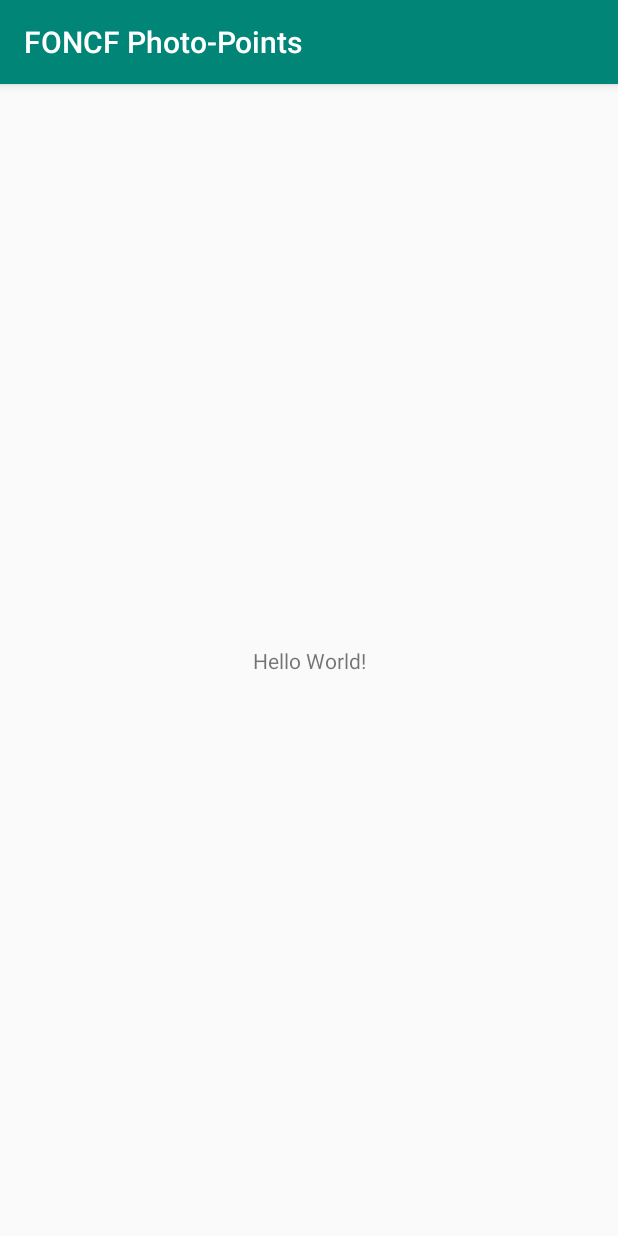
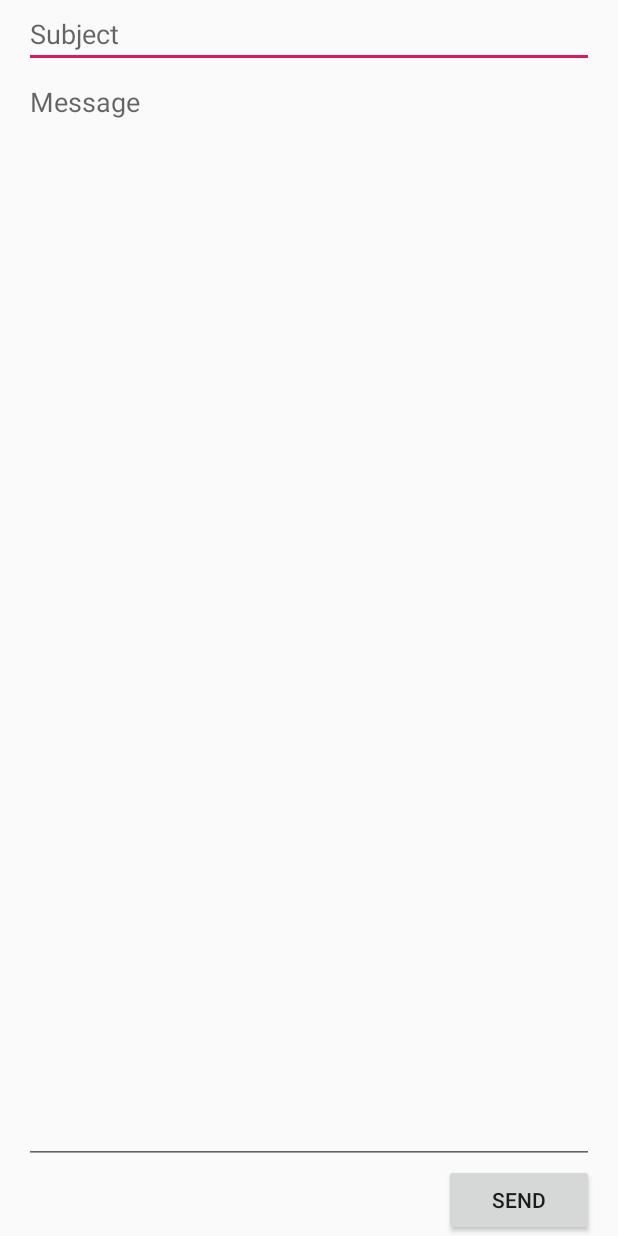
Before and after one commit to MobileApps-Cascadia/northcreekforest-app, an Android app: the screen it shows after launch (MainActivity before the commit, ContactActivity after it), on a phone screen of 412 x 824 dp. Run offline under Robolectric (Android 15) with nearby library versions, the phone set to English and light mode, and no system bars.

Commit message:
initial commit for issue 3

```diff
--- a/app/build.gradle
+++ b/app/build.gradle
@@ -22,6 +22,8 @@ dependencies {
     implementation fileTree(dir: 'libs', include: ['*.jar'])
     implementation 'com.android.support:appcompat-v7:28.0.0'
     implementation 'com.android.support.constraint:constraint-layout:1.1.3'
+    implementation 'com.android.support:support-v4:28.0.0'
+    implementation 'com.android.support:design:28.0.0'
     testImplementation 'junit:junit:4.12'
     androidTestImplementation 'com.android.support.test:runner:1.0.2'
     androidTestImplementation 'com.android.support.test.espresso:espresso-core:3.0.2'
--- a/app/src/main/AndroidManifest.xml
+++ b/app/src/main/AndroidManifest.xml
@@ -16,6 +16,10 @@
                 <category android:name="android.intent.category.LAUNCHER" />
             </intent-filter>
         </activity>
+        <activity
+            android:name=".ContactActivity"
+            android:label="@string/title_activity_contact"
+            android:theme="@style/AppTheme.NoActionBar"></activity>
     </application>
 
 </manifest>
--- /dev/null
+++ b/app/src/main/java/edu/cascadia/emilio/foncfphoto_points/ContactActivity.java
@@ -0,0 +1,54 @@
+package edu.cascadia.emilio.foncfphoto_points;
+
+import android.app.AlertDialog;
+import android.app.Dialog;
+import android.content.DialogInterface;
+import android.content.Intent;
+import android.os.Bundle;
+import android.support.design.widget.FloatingActionButton;
+import android.support.design.widget.Snackbar;
+import android.support.v7.app.AppCompatActivity;
+import android.support.v7.widget.Toolbar;
+import android.view.View;
+import android.widget.Button;
+import android.widget.EditText;
+
+public class ContactActivity extends AppCompatActivity {
+
+    @Override
+    protected void onCreate(Bundle savedInstanceState) {
+        super.onCreate(savedInstanceState);
+        setContentView(R.layout.activity_contact);
+
+        (findViewById(R.id.btnOK)).setOnClickListener(new View.OnClickListener() {
+            public void onClick(View v) {
+                String sub = ((EditText)findViewById(R.id.txtSubject)).getText().toString();
+                String mess = ((EditText)findViewById(R.id.txtMessage)).getText().toString();
+
+
+                Intent mail = new Intent(Intent.ACTION_SEND);
+                mail.putExtra(Intent.EXTRA_EMAIL,new String[]{"aaronakohler@gmail.com"});
+                mail.putExtra(Intent.EXTRA_SUBJECT, sub);
+                mail.putExtra(Intent.EXTRA_TEXT, mess);
+                mail.setType("message/rfc822");
+                startActivity(Intent.createChooser(mail, "Send email via:"));
+
+
+                // Remove block comment for dialog confirmation
+                /*AlertDialog.Builder builder1 = new AlertDialog.Builder(ContactActivity.this);
+                builder1.setMessage("Message Sent");
+                builder1.setCancelable(true);
+
+                builder1.setPositiveButton(
+                        "Ok",
+                        new DialogInterface.OnClickListener() {
+                            public void onClick(DialogInterface dialog, int id) {
+                                dialog.cancel();
+                            }
+                        });
+                builder1.show();*/
+            }
+        });
+    }
+
+}
--- a/app/src/main/java/edu/cascadia/emilio/foncfphoto_points/MainActivity.java
+++ b/app/src/main/java/edu/cascadia/emilio/foncfphoto_points/MainActivity.java
@@ -1,7 +1,15 @@
 package edu.cascadia.emilio.foncfphoto_points;
 
+import android.app.Activity;
+import android.content.Intent;
+import android.support.v4.app.Fragment;
+import android.support.v4.app.FragmentManager;
+import android.support.v4.app.FragmentTransaction;
 import android.support.v7.app.AppCompatActivity;
 import android.os.Bundle;
+import android.view.View;
+import android.widget.TextView;
+
 
 public class MainActivity extends AppCompatActivity {
 
@@ -9,5 +17,12 @@ public class MainActivity extends AppCompatActivity {
     protected void onCreate(Bundle savedInstanceState) {
         super.onCreate(savedInstanceState);
         setContentView(R.layout.activity_main);
+        TextView textView = (TextView) findViewById(R.id.hello);
+
+        Activity contact = new ContactActivity();
+        Intent intent = new Intent(this, ContactActivity.class);
+        startActivity(intent);
+
+
     }
 }
--- /dev/null
+++ b/app/src/main/res/layout/activity_contact.xml
@@ -0,0 +1,29 @@
+<?xml version="1.0" encoding="utf-8"?>
+<LinearLayout xmlns:android="http://schemas.android.com/apk/res/android"
+    android:layout_width="match_parent"
+    android:layout_height="match_parent"
+    android:paddingLeft="16dp"
+    android:paddingRight="16dp"
+    android:orientation="vertical" >
+
+    <EditText
+        android:id="@+id/txtSubject"
+        android:layout_width="match_parent"
+        android:layout_height="wrap_content"
+        android:hint="Subject" />
+
+    <EditText
+        android:id="@+id/txtMessage"
+        android:layout_width="match_parent"
+        android:layout_height="0dp"
+        android:layout_weight="1"
+        android:gravity="top"
+        android:hint="Message" />
+
+    <Button
+        android:id="@+id/btnOK"
+        android:layout_width="100dp"
+        android:layout_height="wrap_content"
+        android:layout_gravity="end"
+        android:text="Send" />
+</LinearLayout>
--- a/app/src/main/res/layout/activity_main.xml
+++ b/app/src/main/res/layout/activity_main.xml
@@ -7,6 +7,7 @@
     tools:context=".MainActivity">
 
     <TextView
+        android:id="@+id/hello"
         android:layout_width="wrap_content"
         android:layout_height="wrap_content"
         android:text="Hello World!"
--- /dev/null
+++ b/app/src/main/res/values/dimens.xml
@@ -0,0 +1,3 @@
+<resources>
+    <dimen name="fab_margin">16dp</dimen>
+</resources>
--- a/app/src/main/res/values/strings.xml
+++ b/app/src/main/res/values/strings.xml
@@ -1,3 +1,7 @@
 <resources>
     <string name="app_name">FONCF Photo-Points</string>
+
+    <!-- TODO: Remove or change this placeholder text -->
+    <string name="hello_blank_fragment">Hello blank fragment</string>
+    <string name="title_activity_contact">ContactActivity</string>
 </resources>
--- a/app/src/main/res/values/styles.xml
+++ b/app/src/main/res/values/styles.xml
@@ -8,4 +8,13 @@
         <item name="colorAccent">@color/colorAccent</item>
     </style>
 
+    <style name="AppTheme.NoActionBar">
+        <item name="windowActionBar">false</item>
+        <item name="windowNoTitle">true</item>
+    </style>
+
+    <style name="AppTheme.AppBarOverlay" parent="ThemeOverlay.AppCompat.Dark.ActionBar" />
+
+    <style name="AppTheme.PopupOverlay" parent="ThemeOverlay.AppCompat.Light" />
+
 </resources>
```
